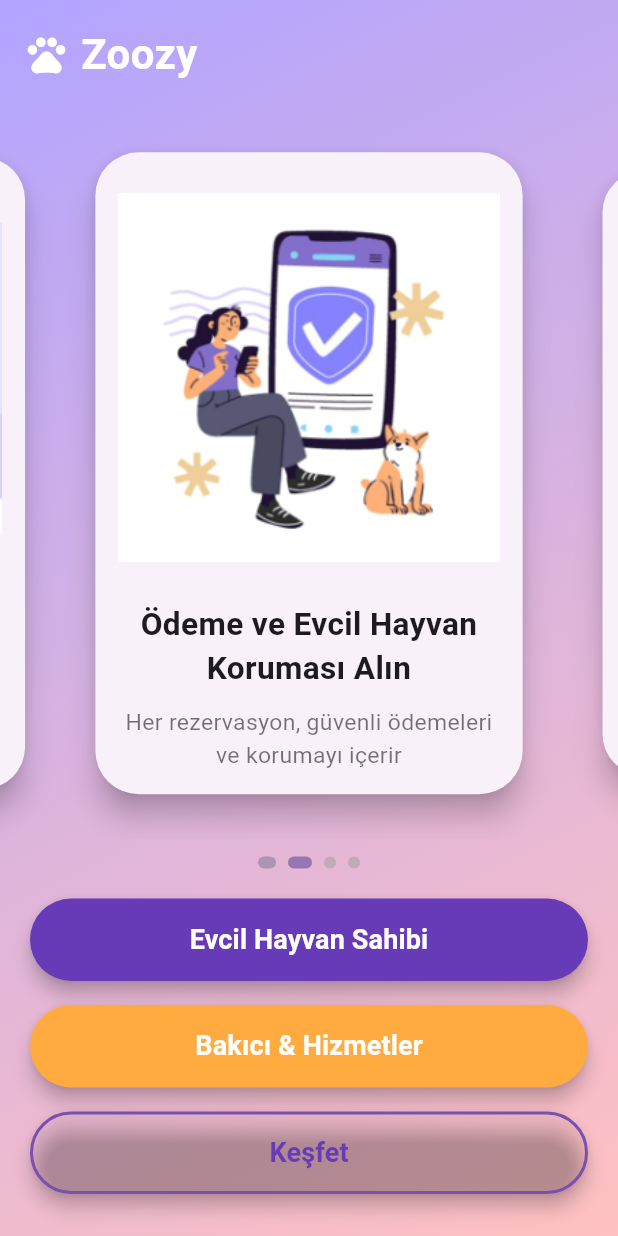
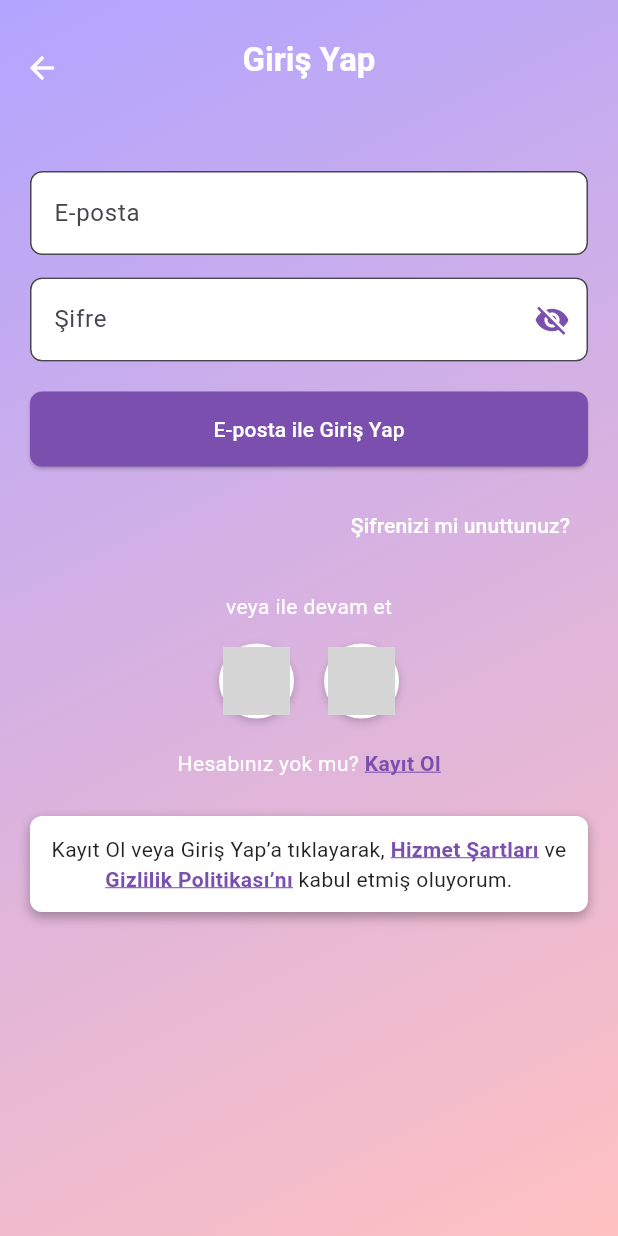
Before and after one commit to iremsuerdemir/Zoozy, a Flutter app: the screen it shows after launch, after a tap on "Evcil Hayvan Sahibi", on a phone screen of 412 x 824 dp. Run offline on Flutter 3.47's test engine with Material 3 defaults, Android fonts, the phone set to English and light mode, and no system bars; network calls fail; grey boxes are pictures that could not be loaded.

Commit message:
Owner Login Page eklendi.

```diff
--- a/lib/screens/login.dart
+++ b/lib/screens/login.dart
@@ -1,5 +1,6 @@
 import 'dart:async';
 import 'package:flutter/material.dart';
+import 'package:zoozy/screens/owner_Login_Page.dart';
 
 void main() {
   runApp(const ZoozyGirisUygulamasi());
@@ -243,7 +244,14 @@ class _ZoozyGirisEkraniState extends State<ZoozyGirisEkrani> {
                 metin: 'Evcil Hayvan Sahibi',
                 renk: Colors.deepPurple,
                 metinRengi: Colors.white,
-                tiklamaFonksiyonu: () {},
+                tiklamaFonksiyonu: () {
+                  Navigator.push(
+                    context,
+                    MaterialPageRoute(
+                      builder: (context) => const OwnerLoginPage(),
+                    ),
+                  );
+                },
               ),
               _butonOlustur(
                 metin: 'Bakıcı & Hizmetler',
--- /dev/null
+++ b/lib/screens/owner_Login_Page.dart
@@ -0,0 +1,321 @@
+import 'package:flutter/material.dart';
+
+class OwnerLoginPage extends StatefulWidget {
+  const OwnerLoginPage({super.key});
+
+  @override
+  State<OwnerLoginPage> createState() => _OwnerLoginPageState();
+}
+
+class _OwnerLoginPageState extends State<OwnerLoginPage> {
+  final TextEditingController _emailController = TextEditingController();
+  final TextEditingController _passwordController = TextEditingController();
+  bool _obscurePassword = true;
+
+  @override
+  Widget build(BuildContext context) {
+    // 1. Ekran boyutunu alıyoruz.
+    final double screenHeight = MediaQuery.of(context).size.height;
+
+    return Scaffold(
+      // AppBar'ın arkasındaki gövdenin uzamasını sağlıyoruz.
+      extendBodyBehindAppBar: true,
+
+      appBar: AppBar(
+        backgroundColor: Colors.transparent, // ✅ Şeffaf AppBar
+        elevation: 0,
+
+        centerTitle: true,
+
+        title: Padding(
+          padding: EdgeInsets.only(top: 25.0),
+          child: const Text(
+            "Giriş Yap",
+            style: TextStyle(
+              color: Colors.white, // ✅ Gradient arkaplana uygun
+              fontSize: 22,
+              fontWeight: FontWeight.bold,
+            ),
+          ),
+        ),
+
+        leading: Padding(
+          padding: const EdgeInsets.only(top: 25.0),
+          child: IconButton(
+            icon: const Icon(Icons.arrow_back, color: Colors.white),
+            onPressed: () => Navigator.pop(context),
+          ),
+        ),
+      ),
+
+      body: Container(
+        height: screenHeight,
+        decoration: const BoxDecoration(
+          gradient: LinearGradient(
+            // Ekran görüntüsündeki gibi mor ve pembeye yakın tonlar
+            colors: [Color(0xFFB2A4FF), Color(0xFFFFC1C1)],
+            begin: Alignment.topLeft,
+            end: Alignment.bottomRight,
+          ),
+        ),
+
+        child: SingleChildScrollView(
+          // Ekranın en üstündeki AppBar altından ve en alttaki çubuktan (eğer varsa)
+          // korunmak için padding ekliyoruz.
+          padding: EdgeInsets.fromLTRB(
+            20,
+            MediaQuery.of(context).padding.top +
+                AppBar().preferredSize.height +
+                28, // Top padding: status bar + appbar
+            20,
+            MediaQuery.of(context).padding.bottom +
+                20, // Bottom padding: bottom safe area + extra space
+          ),
+          child: Column(
+            crossAxisAlignment: CrossAxisAlignment.start,
+            children: [
+              const SizedBox(height: 30),
+
+              // Email TextField
+              TextField(
+                controller: _emailController,
+                decoration: InputDecoration(
+                  hintText: "E-posta",
+                  filled: true,
+                  fillColor: Colors.white,
+                  border: OutlineInputBorder(
+                    borderRadius: BorderRadius.circular(8),
+                  ),
+                ),
+              ),
+              const SizedBox(height: 15),
+
+              // Password TextField
+              TextField(
+                controller: _passwordController,
+                obscureText: _obscurePassword,
+                decoration: InputDecoration(
+                  hintText: "Şifre",
+                  filled: true,
+                  fillColor: Colors.white,
+                  border: OutlineInputBorder(
+                    borderRadius: BorderRadius.circular(8),
+                  ),
+                  suffixIcon: IconButton(
+                    icon: Icon(
+                      _obscurePassword
+                          ? Icons.visibility_off
+                          : Icons.visibility,
+                      color: const Color(0xFF7A4FAD), // Göz simgesi rengi
+                    ),
+                    onPressed: () {
+                      setState(() {
+                        _obscurePassword = !_obscurePassword;
+                      });
+                    },
+                  ),
+                ),
+              ),
+              const SizedBox(height: 20),
+
+              // Login Button
+              SizedBox(
+                width: double.infinity,
+                height: 50,
+                child: ElevatedButton(
+                  style: ElevatedButton.styleFrom(
+                    backgroundColor: const Color(0xFF7A4FAD),
+                    shape: RoundedRectangleBorder(
+                      borderRadius: BorderRadius.circular(8),
+                    ),
+                  ),
+                  onPressed: () {},
+                  child: const Text(
+                    "E-posta ile Giriş Yap",
+                    style: TextStyle(color: Colors.white),
+                  ),
+                ),
+              ),
+
+              const SizedBox(height: 15),
+
+              // Forgot Password
+              Align(
+                alignment: Alignment.centerRight,
+                child: TextButton(
+                  onPressed: () {},
+                  child: Text(
+                    "Şifrenizi mi unuttunuz?",
+                    style: TextStyle(
+                      color: Colors.white,
+
+                      fontWeight: FontWeight.w500, // Daha az kalın
+                    ),
+                  ),
+                ),
+              ),
+
+              const SizedBox(height: 20),
+
+              const Center(
+                child: Text(
+                  "veya ile devam et",
+                  style: TextStyle(color: Colors.white), // Daha yumuşak beyaz
+                ),
+              ),
+              const SizedBox(height: 15),
+
+              // Facebook & Google Buttons
+              Row(
+                mainAxisAlignment: MainAxisAlignment.center,
+                children: [
+                  // Facebook Button
+                  InkWell(
+                    onTap: () {
+                      // Facebook login logic
+                    },
+                    child: Container(
+                      width: 50,
+                      height: 50,
+                      decoration: BoxDecoration(
+                        shape: BoxShape.circle,
+                        color: Colors.white,
+                        boxShadow: [
+                          BoxShadow(
+                            color: Colors.black.withOpacity(0.2),
+                            blurRadius: 4,
+                            offset: const Offset(0, 2),
+                          ),
+                        ],
+                      ),
+                      child: Center(
+                        child: Image.network(
+                          "https://upload.wikimedia.org/wikipedia/commons/0/05/Facebook_Logo_%282019%29.png",
+                          width: 45,
+                          height: 45,
+                          fit: BoxFit.cover,
+                        ),
+                      ),
+                    ),
+                  ),
+                  const SizedBox(width: 20),
+                  // Google Button
+                  InkWell(
+                    onTap: () {
+                      // Google login logic
+                    },
+                    child: Container(
+                      width: 50,
+                      height: 50,
+                      decoration: BoxDecoration(
+                        shape: BoxShape.circle,
+                        color: Colors.white,
+                        boxShadow: [
+                          BoxShadow(
+                            color: Colors.black.withOpacity(0.2),
+                            blurRadius: 4,
+                            offset: const Offset(0, 2),
+                          ),
+                        ],
+                      ),
+                      child: Center(
+                        child: Image.network(
+                          "https://cdn-icons-png.flaticon.com/512/300/300221.png",
+                          width: 45,
+                          height: 45,
+                          fit: BoxFit.cover,
+                        ),
+                      ),
+                    ),
+                  ),
+                ],
+              ),
+
+              const SizedBox(height: 20),
+
+              Row(
+                mainAxisAlignment: MainAxisAlignment.center,
+                children: [
+                  const Text(
+                    "Hesabınız yok mu? ",
+                    style: TextStyle(color: Colors.white),
+                  ),
+                  GestureDetector(
+                    onTap: () {},
+                    child: const Text(
+                      "Kayıt Ol",
+                      style: TextStyle(
+                        color: const Color(0xFF7A4FAD),
+                        fontWeight: FontWeight.bold,
+                        decoration: TextDecoration.underline,
+                        decorationColor: const Color(0xFF7A4FAD),
+                      ),
+                    ),
+                  ),
+                ],
+              ),
+
+              const SizedBox(height: 25),
+
+              // Terms & Privacy
+              Container(
+                width: double.infinity, // Ekranı tam kaplaması için
+                padding: const EdgeInsets.all(12),
+                // margin: const EdgeInsets.only(top: 10, bottom: 20),
+                decoration: BoxDecoration(
+                  color: Colors.white,
+                  borderRadius: BorderRadius.circular(8),
+                  boxShadow: [
+                    BoxShadow(
+                      color: Colors.black.withOpacity(0.3),
+                      blurRadius: 6,
+                      offset: const Offset(0, 3),
+                    ),
+                  ],
+                ),
+                child: Text.rich(
+                  TextSpan(
+                    text: "Kayıt Ol veya Giriş Yap’a tıklayarak, ",
+                    style: const TextStyle(color: Colors.black87),
+                    children: const [
+                      TextSpan(
+                        text: "Hizmet Şartları",
+                        style: TextStyle(
+                          color: Color(0xFF7A4FAD), // Mor ton
+                          fontWeight: FontWeight.bold,
+                          decoration: TextDecoration.underline,
+                          decorationColor: Color(0xFF7A4FAD),
+                        ),
+                      ),
+                      TextSpan(
+                        text: " ve ",
+                        style: TextStyle(color: Colors.black87),
+                      ),
+                      TextSpan(
+                        text: "Gizlilik Politikası’nı",
+                        style: TextStyle(
+                          color: Color(0xFF7A4FAD), // Mor ton
+                          fontWeight: FontWeight.bold,
+                          decoration: TextDecoration.underline,
+                          decorationColor: Color(0xFF7A4FAD),
+                        ),
+                      ),
+                      TextSpan(
+                        text: " kabul etmiş oluyorum.",
+                        style: TextStyle(color: Colors.black87),
+                      ),
+                    ],
+                  ),
+                  textAlign: TextAlign.center,
+                ),
+              ),
+
+              // Alttaki beyaz boşluğu önlemek için gerekli olabilir
+              // const SizedBox(height: 10),
+            ],
+          ),
+        ),
+      ),
+    );
+  }
+}
```
